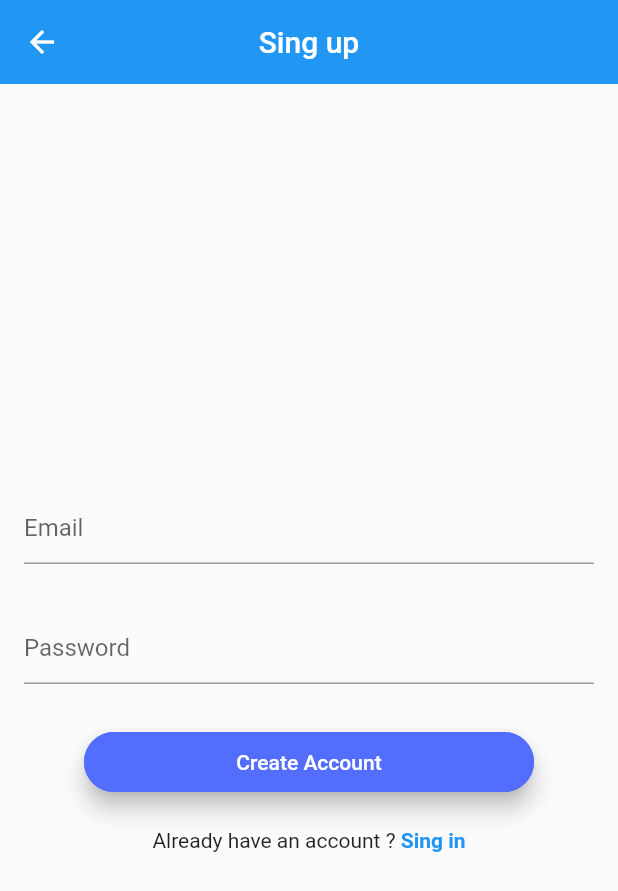
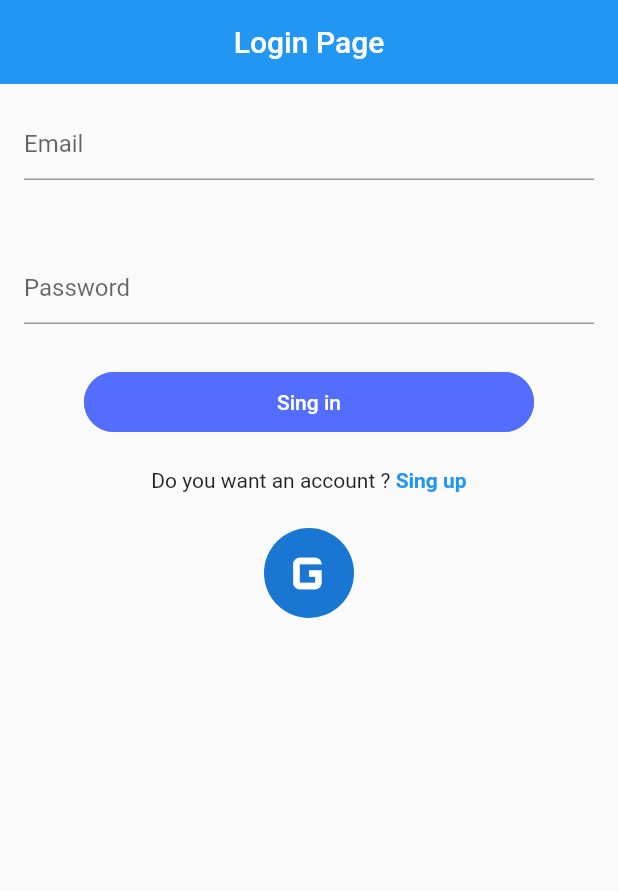
Before and after one commit to Petter1307/plant, a Flutter app: the screen it shows after launch, on a phone screen of 412 x 824 dp. Shown: the top 891 px of the screen. Run offline on Flutter 3.47's test engine with Material 2 defaults, Android fonts, the phone set to English and light mode, and no system bars.

Commit message:
Better design Login page

```diff
--- a/lib/authentification/LoginPage.dart
+++ b/lib/authentification/LoginPage.dart
@@ -1,38 +1,129 @@
 import 'package:flutter/material.dart';
 
-class LoginPage extends StatelessWidget {
+class LoginPage extends StatefulWidget {
   const LoginPage({ Key? key }) : super(key: key);
 
+  @override
+  State<LoginPage> createState() => _LoginPageState();
+}
+
+class _LoginPageState extends State<LoginPage> {
+
+  TextEditingController emailTextController = TextEditingController();
+  TextEditingController passwordTextController = TextEditingController();
+
+  final _formKey = GlobalKey<FormState>();
   @override
   Widget build(BuildContext context) {
     return Scaffold(
       appBar: AppBar(
+        elevation: 0,
         title: const Text("Login Page"),
         centerTitle: true,
       ),
-      body: Center(
+      body: SafeArea(
+        child: Center(
+          child: Form(
+            key: _formKey,
             child: Column(
               crossAxisAlignment: CrossAxisAlignment.center,
-          mainAxisAlignment: MainAxisAlignment.spaceEvenly,
-          children: const [
-            TextField(
-
-              decoration: InputDecoration(
-                border: OutlineInputBorder(),
-                labelText: "Email",
+              //mainAxisAlignment: MainAxisAlignment.spaceEvenly,
+              children:[
+                Padding(
+                  padding: const EdgeInsets.all(16),
+                  child: Row(
+                    children: [
+                      Expanded(
+                        child: TextFormField(
+                          enableSuggestions: true,
+                          autocorrect: false,
+                          keyboardType: TextInputType.emailAddress,
+                          decoration: const InputDecoration(
+                            border: UnderlineInputBorder(),
+                            hintText: 'Email'
+                          ),
+                          controller: emailTextController,
+                        )
+                      )
+                    ],
                   ),
                 ),
-            TextField(
+                const SizedBox(
+                  height: 16,
+                ),
+                Padding(
+                  padding: EdgeInsets.all(16),
+                  child: Row(
+                    children: [
+                      Expanded(
+                        child: TextFormField(
+                          enableSuggestions: false,
+                          autocorrect: false,
                           obscureText: true,
-              decoration:InputDecoration(
-                border: OutlineInputBorder(),
-                labelText: "Password",
+                          decoration: const InputDecoration(
+                            border: UnderlineInputBorder(),
+                            hintText: 'Password',
                           ),
                         ),
-            Text("Login button place holder"),
-            Text("sing up place holder"),
-            Text("google login place holder"),
+                      )
                     ],
+                  ),
+                ),
+                const SizedBox(
+                  height: 16,
+                ),
+                Container(
+                  height: 40,
+                  width: 300,
+                  child: ElevatedButton(
+                    style: ElevatedButton.styleFrom(
+                      elevation: 0,
+                      primary: Colors.indigoAccent,
+                      onPrimary: Colors.white,
+                      shape: RoundedRectangleBorder(
+                        borderRadius: BorderRadius.circular(30),
+                        side: const BorderSide(color: Colors.indigoAccent),
+                      )
+                    ),
+                    onPressed: () async {
+                      // TODO Finish the login system
+                      Navigator.pushNamed(context,'/plants');
+                    },
+                    child: Text("Sing in"),
+                  ),
+                ),
+                 const SizedBox(
+                  height: 24,
+                ),
+                InkWell(
+                  onTap: () => Navigator.pushNamed(context,'/singup'),
+                  child: Row(
+                    mainAxisAlignment: MainAxisAlignment.center,
+                    children: [
+                      Text("Do you want an account ?"),
+                      Text(" Sing up",
+                      style: TextStyle(
+                        color: Theme.of(context).primaryColor,
+                        fontWeight: FontWeight.w600,
+                      ),
+                      )
+                    ],
+                  ),
+                ),
+                 const SizedBox(
+                  height: 24,
+                ),
+                CircleAvatar(        // This is just a placeholder for google sing in button.
+                  radius: 30,       // TODO Implement the google sing in/up button
+                  child: const Icon(Icons.g_mobiledata,
+                  size: 50,),
+                )
+
+
+
+              ],
+            ),
+          ),
         ),
       ),
     );
--- a/lib/authentification/SingUpPage.dart
+++ b/lib/authentification/SingUpPage.dart
@@ -37,6 +37,8 @@ class _SingUpState extends State<SingUp> {
                     children: [
                       Expanded(
                         child: TextFormField(
+                          keyboardType: TextInputType.emailAddress,
+                          autocorrect: false,
                           decoration: const InputDecoration(
                             border: UnderlineInputBorder(),
                             hintText: 'Email',
@@ -108,7 +110,13 @@ class _SingUpState extends State<SingUp> {
                       )
                     ],
                   ),
-                )
+                ),
+                // TODO Add google sing in button.
+
+
+
+
+
               ], // Main column cildren
             ),
           ),
--- a/lib/main.dart
+++ b/lib/main.dart
@@ -7,7 +7,7 @@ import 'package:plantonizer/authentification/LoginPage.dart';
 
 void main() {
   runApp(MaterialApp(
-    initialRoute: '/singup', // this should be loading page. For testing purposes this is changed constantly.
+    initialRoute: '/', // this should be loading page. For testing purposes this is changed constantly.
     routes: appRoutes,
   ));
 }
```
Lines whose indentation alone changed are shown as unchanged.
